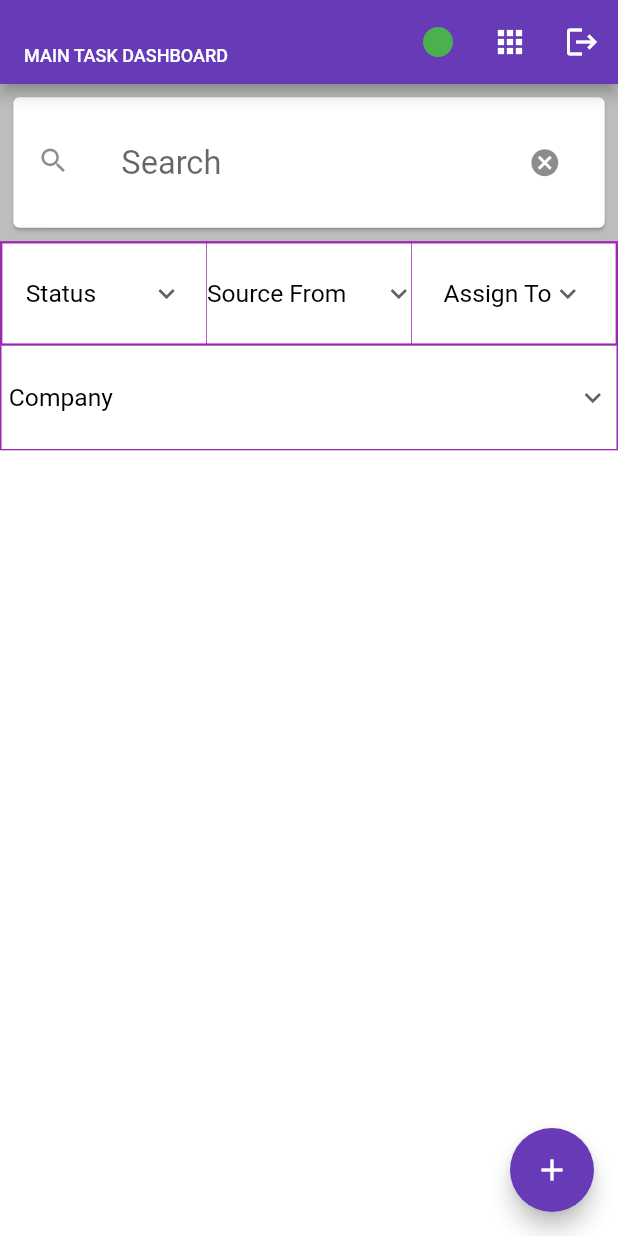
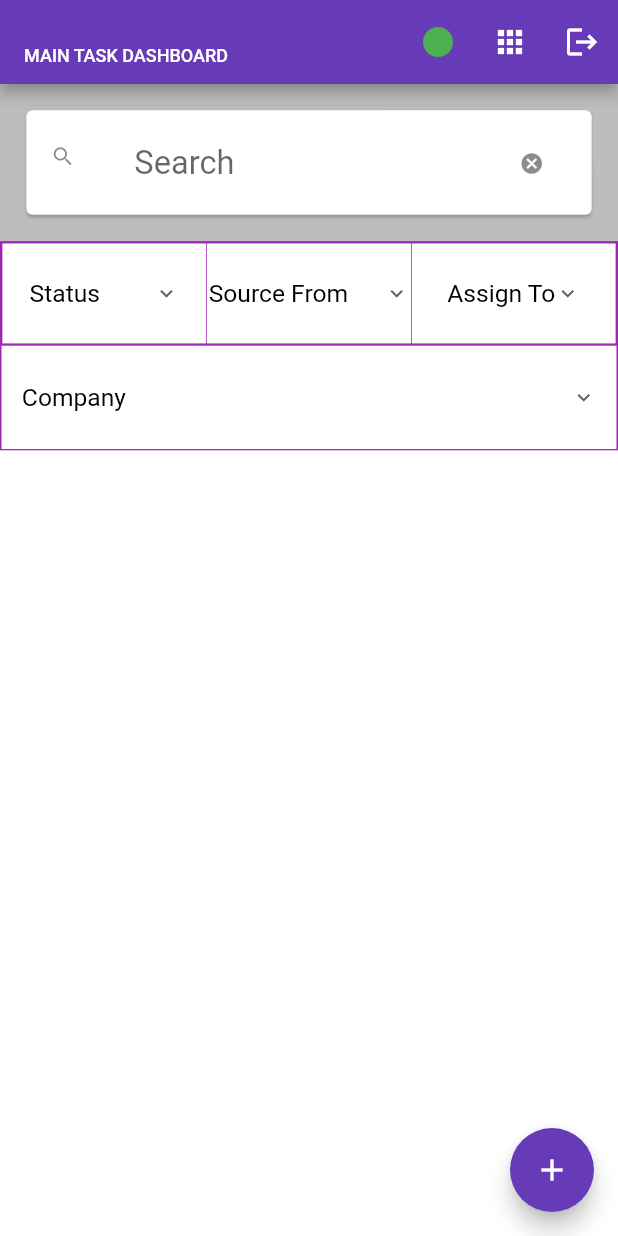
Before and after one commit to CBS-Developments/CBS-Task-Mobile, a Flutter app: the MainDashBoard screen opened directly, on a phone screen of 412 x 824 dp. Run offline on Flutter 3.47's test engine with Material 2 defaults, Android fonts, the phone set to English and light mode, and no system bars; our stand-ins replace geolocator, shared_preferences; missing offline and left inert: baseflow_plugin_template; accounts and stored records are empty; network calls fail.

Commit message:
Update MainDashBoard.dart

```diff
--- a/cbs_task_mob/lib/MainDashBoard.dart
+++ b/cbs_task_mob/lib/MainDashBoard.dart
@@ -686,8 +686,8 @@ class MainDashBoardState extends State<MainDashBoard> {
     double textFontNormal = (sizeHeight * 0.008) * (sizeWidth * 0.008);
     double textFontLarge = (sizeHeight * 0.020) * (sizeWidth * 0.001);
     double paddingButton = (sizeHeight * 0.004) * (sizeWidth * 0.0008);
-    double padding = (sizeHeight * 0.012) * (sizeWidth * 0.0012);
-    double iconSize = (sizeHeight * 0.008) * (sizeWidth * 0.008);
+    double padding = (sizeHeight * 0.020) * (sizeWidth * 0.0020);
+    double iconSize = (sizeHeight * 0.007) * (sizeWidth * 0.007);
     double textFontNormal2 = (sizeHeight * 0.022) * (sizeWidth * 0.0022);
 
     double paddingCard = (sizeHeight * 0.0005) * (sizeWidth * 0.0004);
@@ -841,7 +841,7 @@ class MainDashBoardState extends State<MainDashBoard> {
                         Expanded(
                           flex: 1,
                           child: Container(
-                            margin: const EdgeInsets.only(left: 0.5, right: 0.25, top: 0.5,bottom: 0.5),
+                             margin: const EdgeInsets.only(left: 0.5, right: 0.25, top: 0.5,bottom: 0.5),
                             color: Colors.white,
                             child: Center(
                               child: DropdownButtonHideUnderline(
@@ -888,7 +888,7 @@ class MainDashBoardState extends State<MainDashBoard> {
                           flex: 1,
                           child: Container(
                             color: Colors.white,
-                            margin: const EdgeInsets.only(left: 0.25, right: 0.25, top: 0.5,bottom: 0.5),
+                             margin: const EdgeInsets.only(left: 0.25, right: 0.25, top: 0.5,bottom: 0.5),
                             child: Center(
                               child: DropdownButtonHideUnderline(
                                 child: DropdownButton(
```
